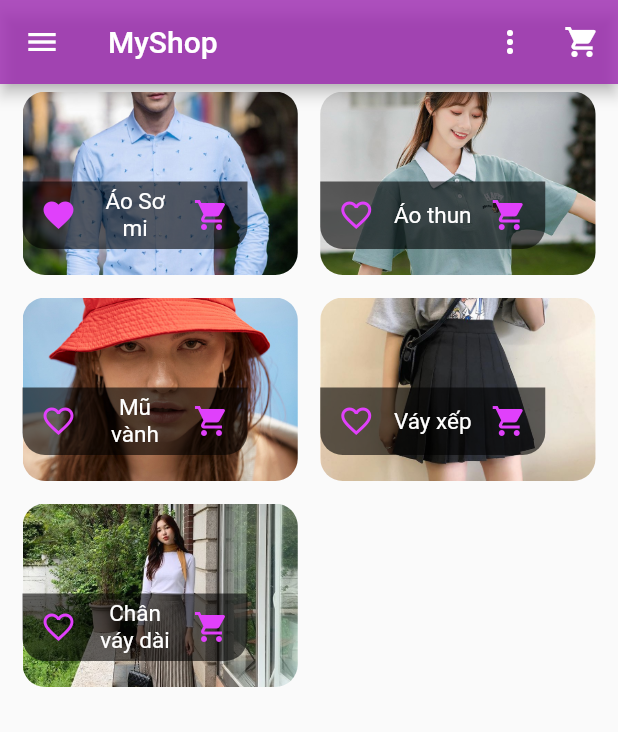
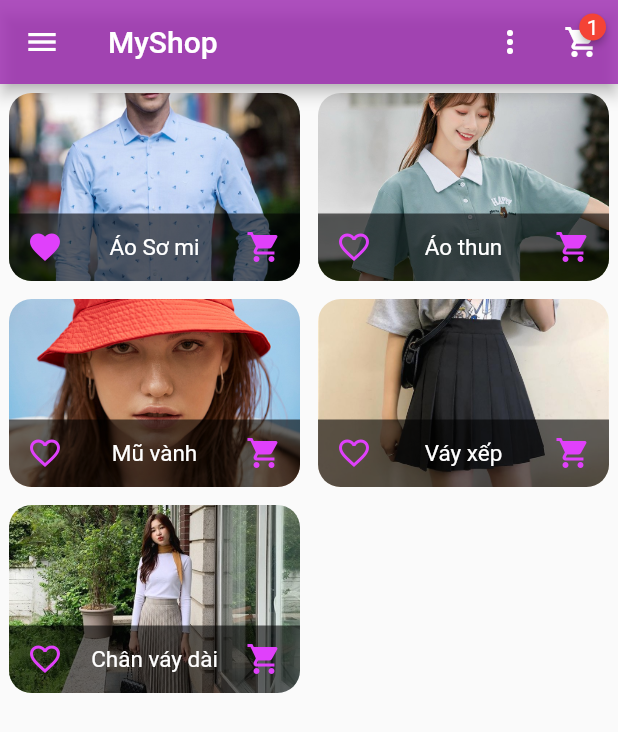
Before and after one commit to kienkaka150499/lesson5_homework, a Flutter app: the screen it shows after launch, after a tap on the "favorite outline" icon, after a tap on the "shopping cart" icon, on a phone screen of 412 x 824 dp. Shown: the top 732 px of the screen. Run offline on Flutter 3.47's test engine with Material 2 defaults, Android fonts, the phone set to English and light mode, and no system bars; drawn by our look-alikes of badges, text_scroll.

Commit message:
update text scroll

```diff
--- a/lib/main.dart
+++ b/lib/main.dart
@@ -1,23 +1,29 @@
+import 'package:badges/badges.dart';
 import 'package:flutter/material.dart';
 import 'package:lesson5_homework/product_screen.dart';
+import 'package:text_scroll/text_scroll.dart';
 
 import 'models/product.dart';
 
 void main() {
-  runApp(MyApp());
+  runApp(const MyApp());
 }
 
 class MyApp extends StatelessWidget {
+  const MyApp({Key? key}) : super(key: key);
+
   @override
   Widget build(BuildContext context) {
     // TODO: implement build
-    return MaterialApp(
+    return const MaterialApp(
       home: HomeScreen(),
     );
   }
 }
 
 class HomeScreen extends StatefulWidget {
+  const HomeScreen({Key? key}) : super(key: key);
+
   @override
   State<StatefulWidget> createState() => _HomeScreenState();
 }
@@ -55,7 +61,7 @@ class _HomeScreenState extends State<HomeScreen> {
         price: '\$21.9',
         description: 'Chân váy dài công sở dành cho chị em'),
   ];
-  List<bool> favorite=[];
+  List<int> inCart = [];
 
   @override
   Widget build(BuildContext context) {
@@ -65,31 +71,43 @@ class _HomeScreenState extends State<HomeScreen> {
         backgroundColor: Colors.purple.withOpacity(0.8),
         leading: IconButton(
           onPressed: () {},
-          icon: Icon(Icons.menu, color: Colors.white),
+          icon: const Icon(Icons.menu, color: Colors.white),
         ),
-        title: Text(
+        title: const Text(
           'MyShop',
           style: TextStyle(color: Colors.white),
         ),
         actions: [
           IconButton(
             onPressed: () {},
-            icon: Icon(Icons.more_vert, color: Colors.white),
+            icon: const Icon(Icons.more_vert, color: Colors.white),
           ),
-          IconButton(
-              onPressed: () {}, icon: Icon(Icons.shopping_cart, color: Colors.white))
+          Badge(
+            position: BadgePosition.topEnd(top: 5, end: 8),
+            toAnimate: false,
+            // animationType: BadgeAnimationType.scale,
+            // animationDuration: const Duration(milliseconds: 300),
+            badgeContent: Text(
+              inCart.length.toString(),
+              style: const TextStyle(color: Colors.white),
+            ),
+            showBadge: inCart.isEmpty ? false : true,
+            badgeColor: Colors.red,
+            child: IconButton(
+              onPressed: () {},
+              icon: const Icon(
+                Icons.shopping_cart,
+                color: Colors.white,
+              ),
+            ),
+          )
         ],
       ),
       body: SafeArea(
         child: Center(
-          child: Padding(
-            padding: const EdgeInsets.only(left: 15, top: 5, right: 15),
           child: GridView.builder(
             itemCount: products.length,
             itemBuilder: (context, index) {
-                if(index>=favorite.length){
-                  favorite.add(false);
-                }
               return InkWell(
                 onTap: () {
                   Navigator.push(
@@ -102,56 +120,71 @@ class _HomeScreenState extends State<HomeScreen> {
                 child: Container(
                   decoration:
                       BoxDecoration(borderRadius: BorderRadius.circular(15)),
+                  margin: const EdgeInsets.all(6),
+                  alignment: Alignment.center,
                   child: Stack(
-                      fit: StackFit.expand,
+                    alignment: Alignment.bottomCenter,
                     children: [
                       ClipRRect(
                         borderRadius: BorderRadius.circular(15),
                         child: Image.asset(
                           products[index].imageURL,
-                            fit: BoxFit.fitWidth,
+                          fit: BoxFit.cover,
+                          width: MediaQuery.of(context).size.width / 2 - 12,
                         ),
                       ),
-                        Positioned(
-                          top: 60,
-                          child: Container(
+                      Container(
                         height: 45,
-                            width: 150,
+                        width: MediaQuery.of(context).size.width / 2 - 12,
                         decoration: BoxDecoration(
                           color: Colors.black.withOpacity(0.6),
-                                borderRadius: BorderRadius.only(
+                          borderRadius: const BorderRadius.only(
                             bottomLeft: Radius.circular(15),
-                                    bottomRight: Radius.circular(15))),
+                            bottomRight: Radius.circular(15),
+                          ),
+                        ),
                         child: Row(
                           children: [
                             IconButton(
                               onPressed: () {
-                                      setState((){
-                                        favorite[index]=!favorite[index];
+                                setState(() {
+                                  products[index].favorite =
+                                      !products[index].favorite;
                                 });
                               },
-                                    icon: favorite[index]?Icon(
+                              icon: products[index].favorite
+                                  ? const Icon(
                                       Icons.favorite,
                                       color: Colors.purpleAccent,
-                                    ):Icon(
+                                    )
+                                  : const Icon(
                                       Icons.favorite_border,
                                       color: Colors.purpleAccent,
-                                    ),),
+                                    ),
+                            ),
                             Expanded(
-                                    child: Text(
+                                child: TextScroll(
                               products[index].name,
-                                  style: TextStyle(
+                              style: const TextStyle(
                                   color: Colors.white, fontSize: 15),
                               textAlign: TextAlign.center,
+                                  mode: TextScrollMode.bouncing,
+                                  velocity: Velocity(pixelsPerSecond: Offset(40,0)),
+                                  pauseBetween: Duration(seconds: 1),
                             )),
                             IconButton(
-                                    onPressed: () {},
-                                    icon: Icon(
+                                onPressed: () {
+                                  setState(() {
+                                    inCart.contains(products[index].id)
+                                        ? inCart.remove(products[index].id)
+                                        : inCart.add(products[index].id);
+                                  });
+                                },
+                                icon: const Icon(
                                   Icons.shopping_cart,
                                   color: Colors.purpleAccent,
                                 ))
                           ],
-                            ),
                         ),
                       )
                     ],
@@ -159,12 +192,9 @@ class _HomeScreenState extends State<HomeScreen> {
                 ),
               );
             },
-              gridDelegate: const SliverGridDelegateWithMaxCrossAxisExtent(
-                  maxCrossAxisExtent: 300,
-                  mainAxisSpacing: 15,
-                  crossAxisSpacing: 15,
+            gridDelegate: SliverGridDelegateWithMaxCrossAxisExtent(
+                maxCrossAxisExtent: MediaQuery.of(context).size.width / 2,
                 childAspectRatio: 3 / 2),
-            ),
           ),
         ),
       ),
--- a/lib/models/product.dart
+++ b/lib/models/product.dart
@@ -4,6 +4,8 @@ class Product {
   String name;
   String price;
   String description;
+  bool favorite=false;
+  bool inCart=false;
 
   Product(
       {required this.id,
--- a/pubspec.yaml
+++ b/pubspec.yaml
@@ -34,6 +34,8 @@ dependencies:
   # The following adds the Cupertino Icons font to your application.
   # Use with the CupertinoIcons class for iOS style icons.
   cupertino_icons: ^1.0.2
+  badges: ^2.0.3
+  text_scroll: ^0.0.5
 
 dev_dependencies:
   flutter_test:
```
Also changed, not shown: lib/product_screen.dart (+35 -14 lines), pubspec.lock. Lines whose indentation alone changed are shown as unchanged.
